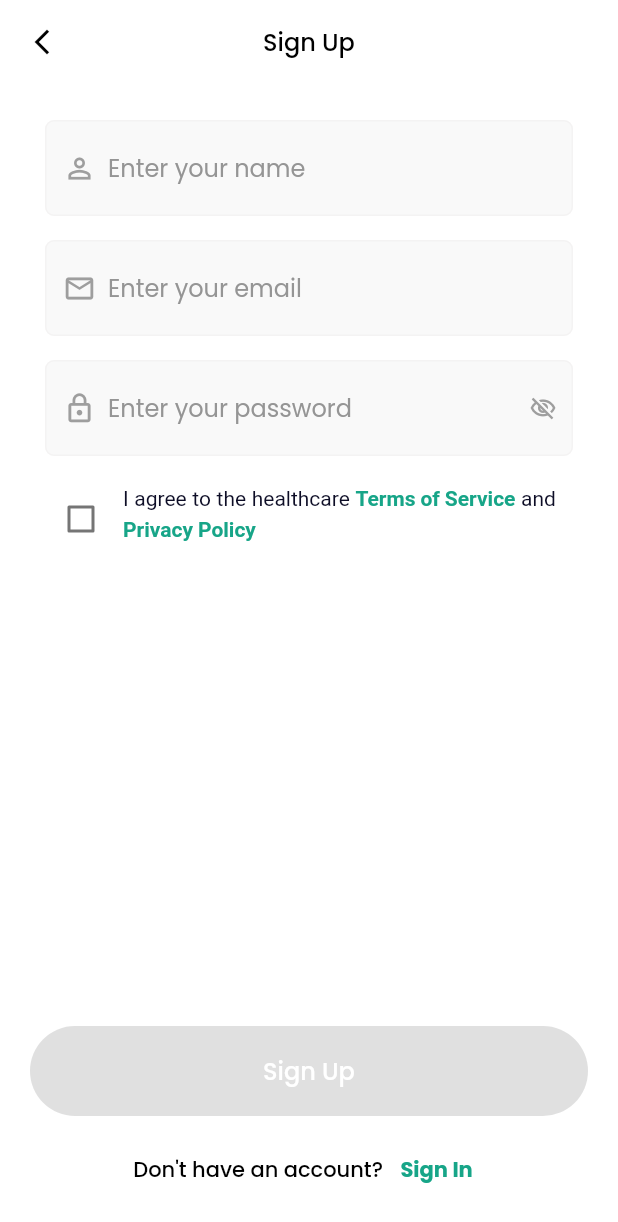
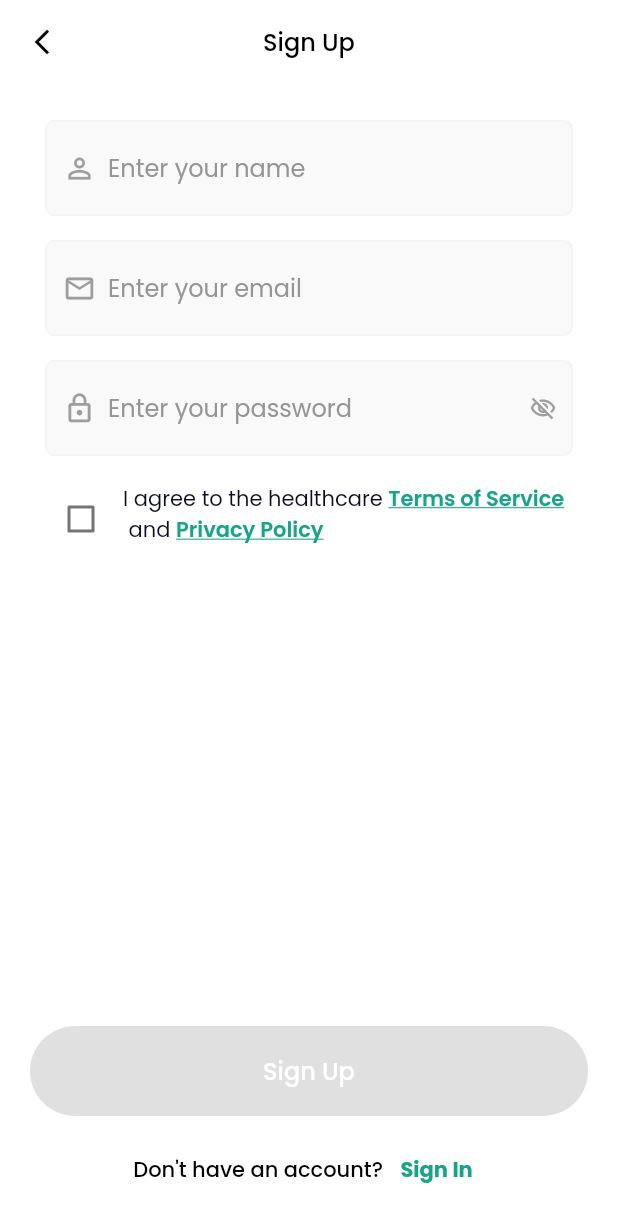
Before and after one commit to ravindrauiet/doorspital, a Flutter app: the screen it shows after launch, after a tap on "Skip", after a tap on "Sign Up", on a phone screen of 412 x 824 dp. Shown: the top 1222 px of the screen. Run offline on Flutter 3.47's test engine with Material 3 defaults, Android fonts, the phone set to English and light mode, and no system bars; our stand-ins replace flutter_local_notifications, flutter_map, geocoding, geolocator, go_router, google_fonts and 6 more; network calls fail.

Commit message:
feat: Add sign up, legal, and profile screens with GoRouter configuration.

```diff
--- a/lib/features/auth/view/sign_up_screen.dart
+++ b/lib/features/auth/view/sign_up_screen.dart
@@ -188,31 +188,53 @@ class _SignUpScreenState extends State<SignUpScreen> {
                         ),
                         const SizedBox(width: 4),
                         Expanded(
-                          child: RichText(
-                            text: TextSpan(
-                              style: TextStyle(
-                                color: AppColors.textPrimary,
-                                fontSize: 14,
+                          child: Wrap(
+                            children: [
+                              Text(
+                                'I agree to the healthcare ',
+                                style: TextStyle(
+                                  color: AppColors.textPrimary,
+                                  fontSize: 14,
+                                ),
                               ),
-                              children: [
-                                TextSpan(text: 'I agree to the healthcare '),
-                                TextSpan(
-                                  text: 'Terms of Service',
+                              GestureDetector(
+                                onTap: () => context.pushNamed(
+                                  RouteConstants.termsAndConditionsScreen,
+                                ),
+                                child: Text(
+                                  'Terms of Service',
                                   style: TextStyle(
                                     color: AppColors.teal,
                                     fontWeight: FontWeight.w600,
+                                    fontSize: 14,
+                                    decoration: TextDecoration.underline,
+                                    decorationColor: AppColors.teal,
                                   ),
                                 ),
-                                TextSpan(text: ' and '),
-                                TextSpan(
-                                  text: 'Privacy Policy',
+                              ),
+                              Text(
+                                ' and ',
+                                style: TextStyle(
+                                  color: AppColors.textPrimary,
+                                  fontSize: 14,
+                                ),
+                              ),
+                              GestureDetector(
+                                onTap: () => context.pushNamed(
+                                  RouteConstants.privacyPolicyScreen,
+                                ),
+                                child: Text(
+                                  'Privacy Policy',
                                   style: TextStyle(
                                     color: AppColors.teal,
                                     fontWeight: FontWeight.w600,
+                                    fontSize: 14,
+                                    decoration: TextDecoration.underline,
+                                    decorationColor: AppColors.teal,
                                   ),
                                 ),
-                              ],
-                            ),
+                              ),
+                            ],
                           ),
                         ),
                       ],
--- a/lib/routes/route_config.dart
+++ b/lib/routes/route_config.dart
@@ -25,6 +25,8 @@ import 'package:door/features/auth/view/sign_in_screen.dart';
 import 'package:door/features/auth/view/sign_up_screen.dart';
 import 'package:door/features/doorstep_service/view/doorstep_service_details_screen.dart';
 import 'package:door/features/doorstep_service/view/doorstep_specialist_details_screen.dart';
+import 'package:door/features/legal/view/terms_and_conditions_screen.dart';
+import 'package:door/features/legal/view/privacy_policy_screen.dart';
 import 'package:door/welcome_screen.dart';
 import 'package:flutter/material.dart';
 import 'package:go_router/go_router.dart';
@@ -180,6 +182,16 @@ GoRouter createRouter(String initialLocation) {
            return DoorstepSpecialistDetailsScreen(specialistData: specialistData);
         },
       ),
+      GoRoute(
+        path: RouteConstants.termsAndConditionsScreen,
+        name: RouteConstants.termsAndConditionsScreen,
+        builder: (context, state) => const TermsAndConditionsScreen(),
+      ),
+      GoRoute(
+        path: RouteConstants.privacyPolicyScreen,
+        name: RouteConstants.privacyPolicyScreen,
+        builder: (context, state) => const PrivacyPolicyScreen(),
+      ),
     ],
     errorBuilder: (context, state) => Scaffold(
       body: Center(child: Text('404: Page not found (${state.uri.path})')),
--- a/lib/routes/route_constants.dart
+++ b/lib/routes/route_constants.dart
@@ -25,4 +25,6 @@ class RouteConstants {
   static const articleDetailScreen = "/article-detail-screen";
   static const doorstepServiceDetailsScreen = "/doorstep-service-details-screen";
   static const doorstepSpecialistDetailsScreen = "/doorstep-specialist-details-screen";
+  static const termsAndConditionsScreen = "/terms-and-conditions-screen";
+  static const privacyPolicyScreen = "/privacy-policy-screen";
 }
```
Also changed, not shown: lib/features/legal/view/privacy_policy_screen.dart (added, +191 -0 lines), lib/features/legal/view/terms_and_conditions_screen.dart (added, +182 -0 lines), lib/features/profile/view/profile_screen.dart (+16 -0 lines).
